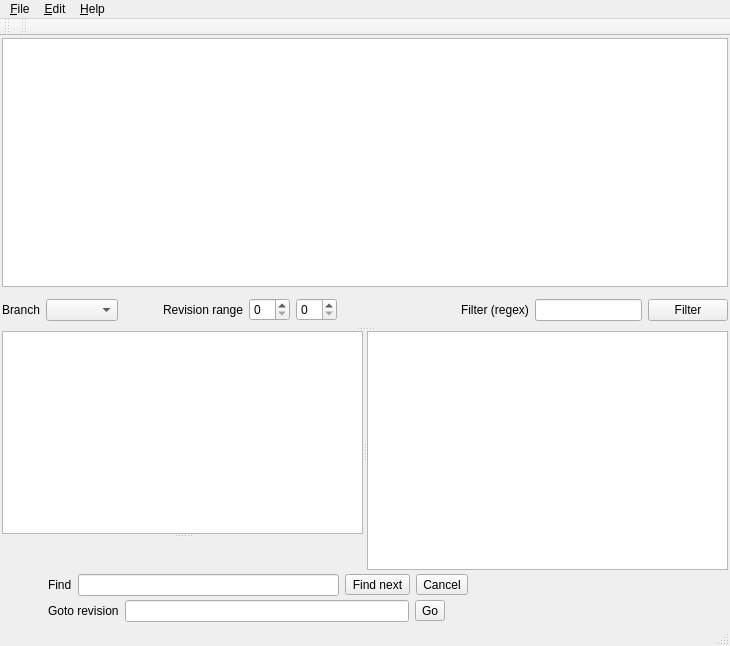
Old version of the form hgview/qt4/hgqv.ui in the repository TyberiusPrime/hgview.
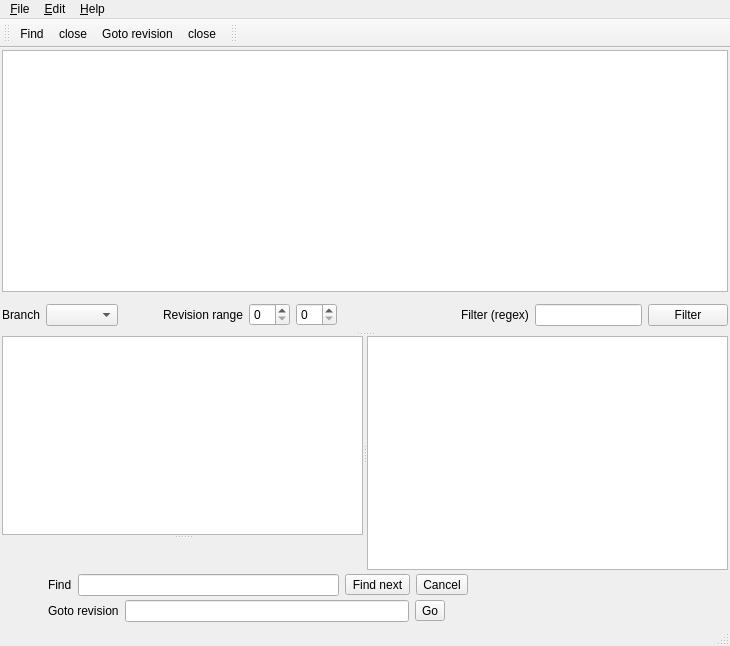
New version of the form. Icons and pictures are not drawn.

Commit message: refactored a bit actions for Finf and Goto (make them part of a toolbar)

Patch:
```diff
--- a/hgview/qt4/hgqv.ui
+++ b/hgview/qt4/hgqv.ui
@@ -16,9 +16,9 @@
    <property name="geometry" >
     <rect>
      <x>0</x>
-     <y>45</y>
+     <y>69</y>
      <width>730</width>
-     <height>578</height>
+     <height>554</height>
     </rect>
    </property>
    <layout class="QVBoxLayout" name="verticalLayout_3" >
@@ -358,8 +358,8 @@
     <rect>
      <x>0</x>
      <y>30</y>
-     <width>15</width>
-     <height>15</height>
+     <width>215</width>
+     <height>39</height>
     </rect>
    </property>
    <property name="windowTitle" >
@@ -371,6 +371,10 @@
    <attribute name="toolBarBreak" >
     <bool>false</bool>
    </attribute>
+   <addaction name="action_Find" />
+   <addaction name="actionCloseFind" />
+   <addaction name="action_Goto" />
+   <addaction name="actionCloseGoto" />
   </widget>
   <widget class="QToolBar" name="toolBar_2" >
    <property name="enabled" >
@@ -378,10 +382,10 @@
    </property>
    <property name="geometry" >
     <rect>
-     <x>15</x>
+     <x>215</x>
      <y>30</y>
-     <width>715</width>
-     <height>15</height>
+     <width>515</width>
+     <height>39</height>
     </rect>
    </property>
    <property name="windowTitle" >
```
Left out of the diff: 105 changed lines with no effect on the pictures. The commit also changes 2 other files.
